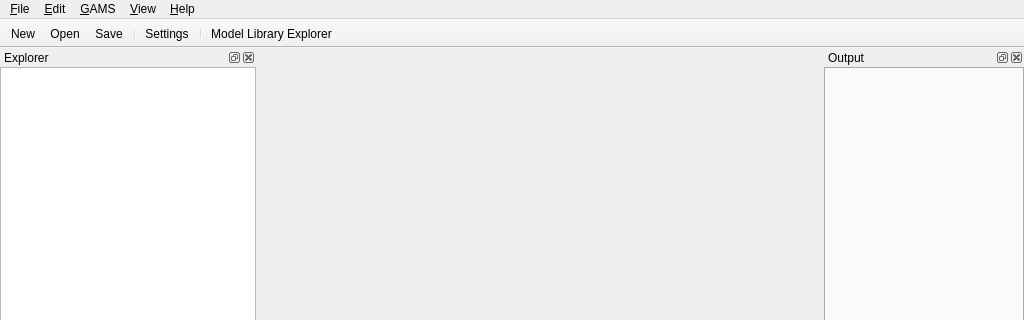
Before: the Qt Designer form src/mainwindow.ui in GAMS-dev/studio, drawn with Qt 5; both pictures show x 0 to 1024 and y 0 to 320 of the 1024 by 768 pixel window.
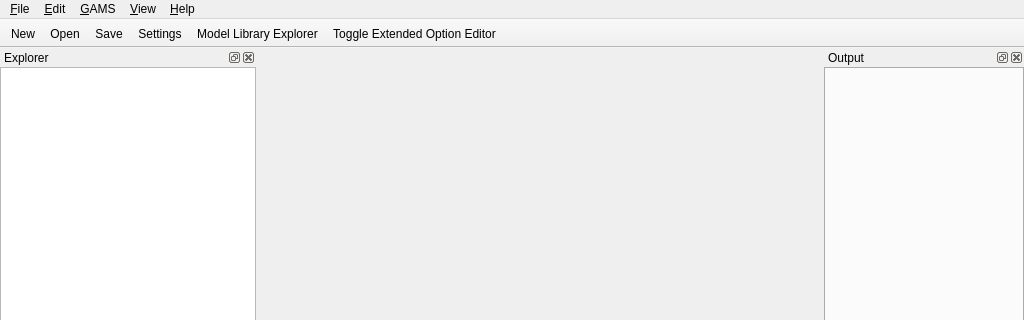
After: the same form once the commit is applied. Icons and pictures are not drawn. Custom widgets are drawn as their Qt base class.

Commit message: fixed extended opt edit state restoration, removed toolbar buttons, refactoring

What changed in the file:
```diff
--- a/src/mainwindow.ui
+++ b/src/mainwindow.ui
@@ -401,6 +401,12 @@
    <widget class="QWidget" name="dockHelpViewContents"/>
   </widget>
   <widget class="QToolBar" name="toolBar">
+   <property name="sizePolicy">
+    <sizepolicy hsizetype="Preferred" vsizetype="Preferred">
+     <horstretch>0</horstretch>
+     <verstretch>0</verstretch>
+    </sizepolicy>
+   </property>
    <property name="windowTitle">
     <string>toolBar</string>
    </property>
@@ -410,6 +416,12 @@
    <property name="allowedAreas">
     <set>Qt::BottomToolBarArea|Qt::TopToolBarArea</set>
    </property>
+   <property name="iconSize">
+    <size>
+     <width>16</width>
+     <height>16</height>
+    </size>
+   </property>
    <property name="floatable">
     <bool>false</bool>
    </property>
@@ -422,10 +434,9 @@
    <addaction name="actionNew"/>
    <addaction name="actionOpen"/>
    <addaction name="actionSave"/>
-   <addaction name="separator"/>
    <addaction name="actionSettings"/>
-   <addaction name="separator"/>
    <addaction name="actionGAMS_Library"/>
+   <addaction name="actionToggle_Extended_Option_Editor"/>
   </widget>
   <action name="actionFile">
    <property name="text">
@@ -1037,6 +1048,30 @@
     <bool>true</bool>
    </property>
   </action>
+  <action name="actionToggle_Extended_Option_Editor">
+   <property name="checkable">
+    <bool>true</bool>
+   </property>
+   <property name="icon">
+    <iconset resource="../icons/icons.qrc">
+     <normaloff>:/img/show</normaloff>:/img/show</iconset>
+   </property>
+   <property name="text">
+    <string>Toggle Extended Option Editor</string>
+   </property>
+   <property name="toolTip">
+    <string>Ctrl+Alt+L</string>
+   </property>
+   <property name="shortcut">
+    <string>Ctrl+Alt+L</string>
+   </property>
+   <property name="shortcutContext">
+    <enum>Qt::ApplicationShortcut</enum>
+   </property>
+   <property name="autoRepeat">
+    <bool>false</bool>
+   </property>
+  </action>
  </widget>
  <layoutdefault spacing="6" margin="11"/>
  <customwidgets>
```
Left out of the diff: 2 changed lines with no effect on the pictures. The commit also changes 6 other files.
